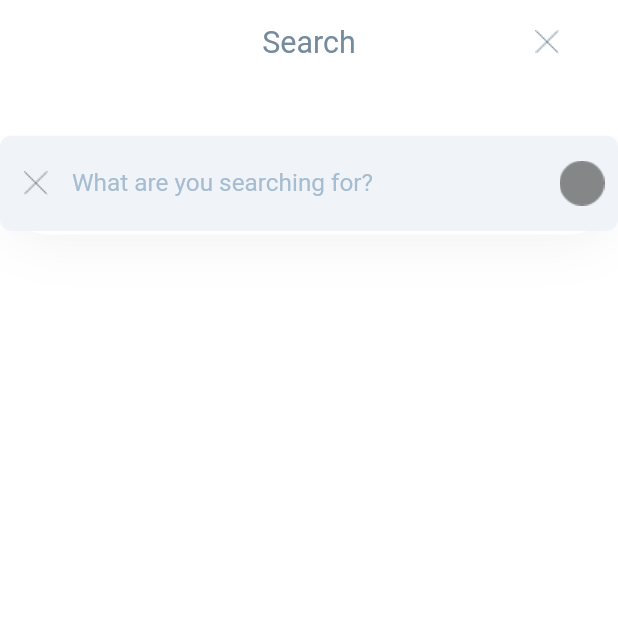
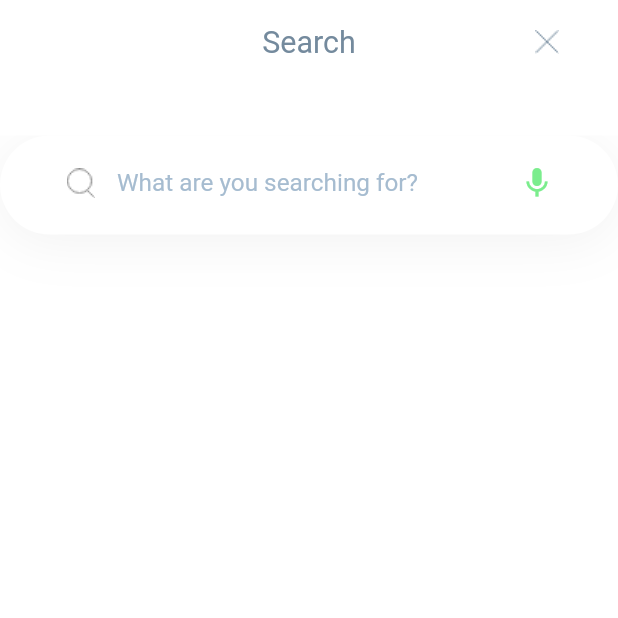
Before and after one commit to applevinc/fresh_food, a Flutter app: the SearchScreen screen opened directly, on a phone screen of 412 x 824 dp, the top half of it. Run offline on Flutter 3.47's test engine with Material 2 defaults, Android fonts, the light colour scheme and no system bars; our stand-ins replace flutter_screenutil.

Commit message:
search screen fixed

```diff
--- a/lib/view/screens/search/search.dart
+++ b/lib/view/screens/search/search.dart
@@ -1,5 +1,6 @@
 import 'package:flutter/material.dart';
 import 'package:fresh_food_ui/view/images.dart';
+import 'package:fresh_food_ui/view/style/colors.dart';
 import 'package:fresh_food_ui/view/style/constants.dart';
 import 'package:fresh_food_ui/view/widgets/appbar.dart';
 import 'package:flutter_screenutil/flutter_screenutil.dart';
@@ -15,16 +16,20 @@ class SearchScreen extends StatelessWidget {
         actionIcon: AppIcons.close,
         actionCallback: () {
           // pop search screen
+          Navigator.pop(context);
         },
       ),
       body: Container(
         height: 65.h,
         decoration: kContainerBottomShadowDecoration(context),
+        padding: EdgeInsets.symmetric(horizontal: 30),
         child: TextField(
           decoration: InputDecoration(
-            prefixIcon: ImageIcon(AssetImage(AppIcons.close)),
+            prefixIcon: ImageIcon(AssetImage(AppIcons.search)),
             hintText: "What are you searching for?",
-            suffixIcon: ImageIcon(AssetImage(AppIcons.voice), size: 30.sp),
+            fillColor: Colors.transparent,
+
+            suffixIcon: Icon(Icons.mic, color: AppColors.green),
           ),
         ),
       ),
--- a/lib/view/screens/store/store.dart
+++ b/lib/view/screens/store/store.dart
@@ -1,6 +1,7 @@
 import 'package:flutter/material.dart';
 import 'package:flutter_screenutil/flutter_screenutil.dart';
 import 'package:fresh_food_ui/view/images.dart';
+import 'package:fresh_food_ui/view/screens/search/search.dart';
 import 'package:fresh_food_ui/view/style/colors.dart';
 import 'package:fresh_food_ui/view/style/constants.dart';
 import 'package:fresh_food_ui/view/widgets/appbar.dart';
@@ -16,6 +17,8 @@ class StoreScreen extends StatelessWidget {
         actionIcon: AppIcons.search,
         actionCallback: () {
           // got to search screen
+          Navigator.push(
+              context, MaterialPageRoute(builder: (context) => SearchScreen()));
         },
       ),
       body: SingleChildScrollView(
@@ -30,8 +33,6 @@ class StoreScreen extends StatelessWidget {
     );
   }
 }
-
-
 
 class _FeatureImageContainer extends StatelessWidget {
   const _FeatureImageContainer({
```
Also changed, not shown: lib/view/style/theme.dart (+30 -0 lines).
